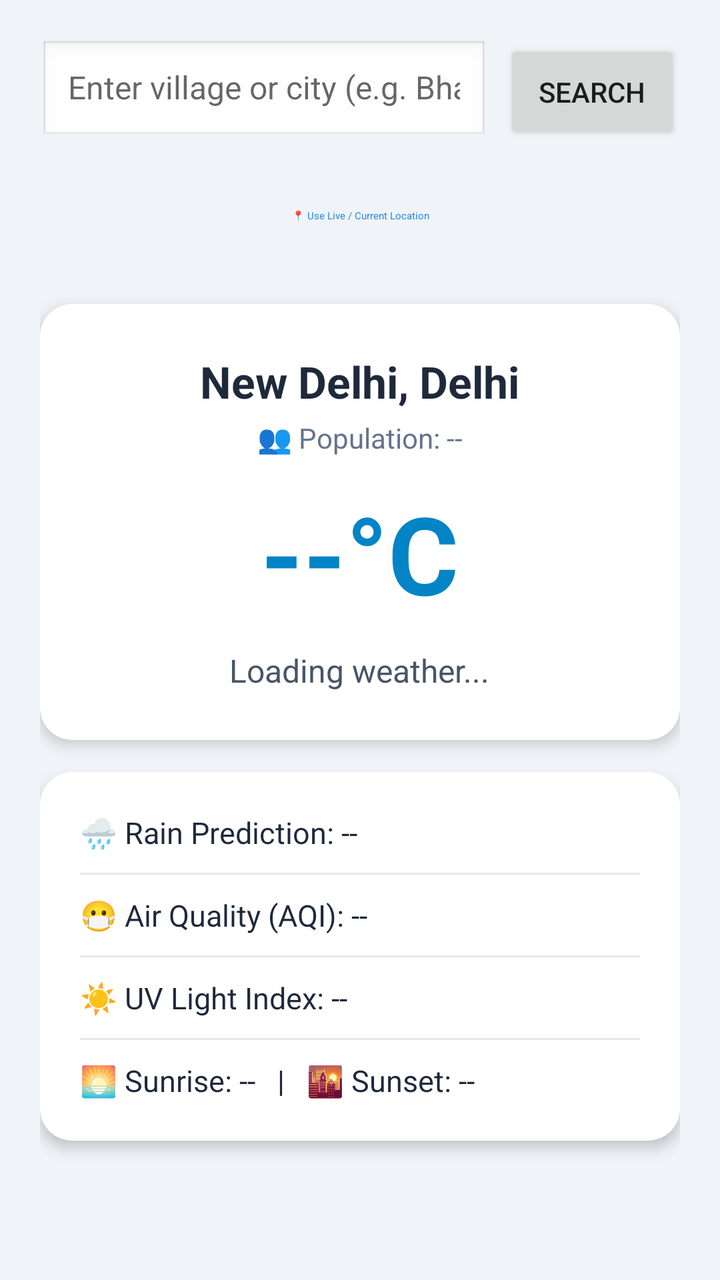
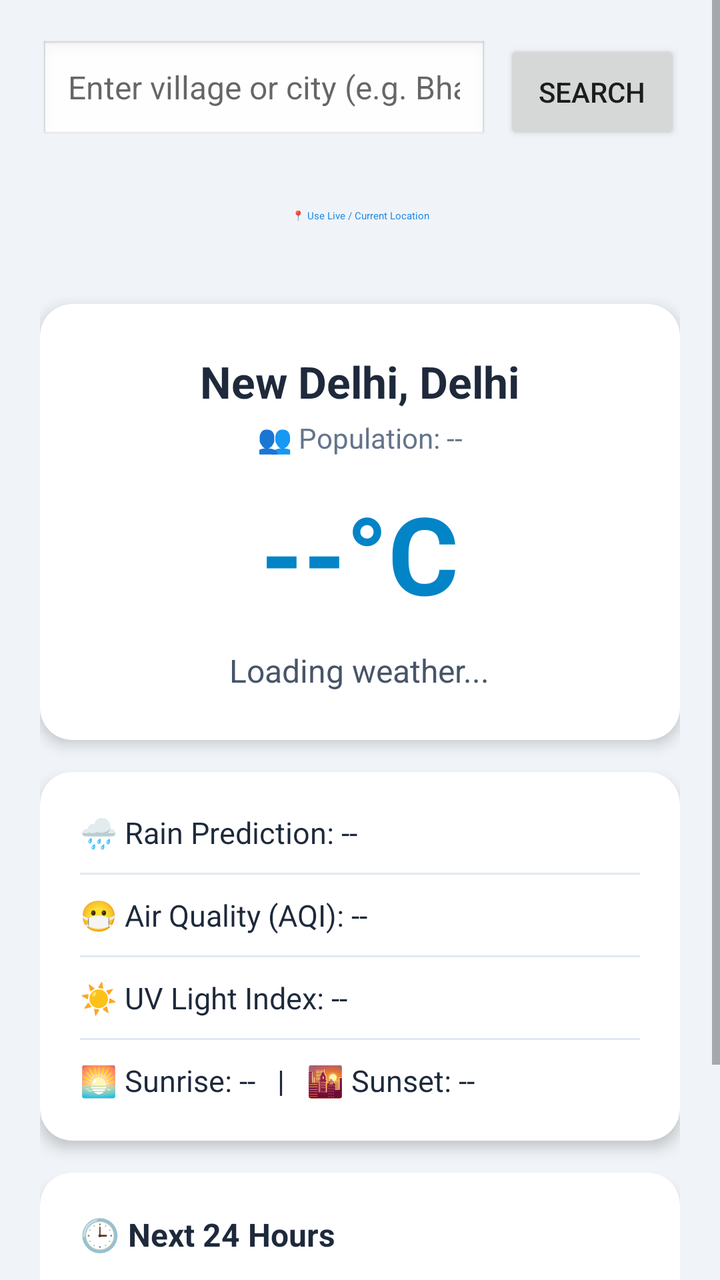

Two renders of the same Android screen: before a commit and after it. Below are the layout's source before the change and the commit's diff.
<!-- AndroidManifest.xml: activity theme Theme.IndiaVillageWeather -->
<!-- res/layout/activity_main.xml -->
<?xml version="1.0" encoding="utf-8"?>
<ScrollView xmlns:android="http://schemas.android.com/apk/res/android"
    xmlns:app="http://schemas.android.com/apk/res-auto"
    xmlns:tools="http://schemas.android.com/tools"
    android:layout_width="match_parent"
    android:layout_height="match_parent"
    android:background="#F0F4F8"
    android:fillViewport="true"
    tools:context=".MainActivity">

    <androidx.constraintlayout.widget.ConstraintLayout
        android:layout_width="match_parent"
        android:layout_height="wrap_content"
        android:padding="20dp">

        
        <EditText
            android:id="@+id/etSearch"
            android:layout_width="0dp"
            android:layout_height="52dp"
            android:layout_marginEnd="8dp"
            android:background="@android:drawable/edit_text"
            android:hint="Enter village or city (e.g. Bhanda)"
            android:imeOptions="actionSearch"
            android:inputType="textCapWords"
            android:paddingHorizontal="14dp"
            android:textSize="16sp"
            app:layout_constraintEnd_toStartOf="@+id/btnSearch"
            app:layout_constraintStart_toStartOf="parent"
            app:layout_constraintTop_toTopOf="parent" />

        
        <Button
            android:id="@+id/btnSearch"
            android:layout_width="wrap_content"
            android:layout_height="52dp"
            android:text="Search"
            app:layout_constraintEnd_toEndOf="parent"
            app:layout_constraintTop_toTopOf="parent" />

        
        <Button
            android:id="@+id/btnLocation"
            style="@style/Widget.MaterialComponents.Button.OutlinedButton"
            android:layout_width="0dp"
            android:layout_height="48dp"
            android:layout_marginTop="12dp"
            android:text="📍 Use Live / Current Location"
            app:layout_constraintEnd_toEndOf="parent"
            app:layout_constraintStart_toStartOf="parent"
            app:layout_constraintTop_toBottomOf="@+id/etSearch" />

        
        <androidx.cardview.widget.CardView
            android:id="@+id/cardWeather"
            android:layout_width="0dp"
            android:layout_height="wrap_content"
            android:layout_marginTop="20dp"
            app:cardBackgroundColor="#FFFFFF"
            app:cardCornerRadius="16dp"
            app:cardElevation="4dp"
            app:layout_constraintEnd_toEndOf="parent"
            app:layout_constraintStart_toStartOf="parent"
            app:layout_constraintTop_toBottomOf="@+id/btnLocation">

            <LinearLayout
                android:layout_width="match_parent"
                android:layout_height="wrap_content"
                android:gravity="center"
                android:orientation="vertical"
                android:padding="24dp">

                <TextView
                    android:id="@+id/tvLocation"
                    android:layout_width="wrap_content"
                    android:layout_height="wrap_content"
                    android:gravity="center"
                    android:text="New Delhi, Delhi"
                    android:textColor="#1E293B"
                    android:textSize="22sp"
                    android:textStyle="bold" />

                <TextView
                    android:id="@+id/tvPopulation"
                    android:layout_width="wrap_content"
                    android:layout_height="wrap_content"
                    android:layout_marginTop="4dp"
                    android:text="👥 Population: --"
                    android:textColor="#64748B"
                    android:textSize="14sp" />

                <TextView
                    android:id="@+id/tvTemperature"
                    android:layout_width="wrap_content"
                    android:layout_height="wrap_content"
                    android:layout_marginTop="12dp"
                    android:text="--°C"
                    android:textColor="#0284C7"
                    android:textSize="54sp"
                    android:textStyle="bold" />

                <TextView
                    android:id="@+id/tvWeather"
                    android:layout_width="wrap_content"
                    android:layout_height="wrap_content"
                    android:layout_marginTop="12dp"
                    android:gravity="center"
                    android:lineSpacingExtra="6dp"
                    android:text="Loading weather..."
                    android:textColor="#475569"
                    android:textSize="16sp" />
            </LinearLayout>
        </androidx.cardview.widget.CardView>

        
        <androidx.cardview.widget.CardView
            android:id="@+id/cardDetails"
            android:layout_width="0dp"
            android:layout_height="wrap_content"
            android:layout_marginTop="16dp"
            app:cardBackgroundColor="#FFFFFF"
            app:cardCornerRadius="16dp"
            app:cardElevation="4dp"
            app:layout_constraintEnd_toEndOf="parent"
            app:layout_constraintStart_toStartOf="parent"
            app:layout_constraintTop_toBottomOf="@+id/cardWeather">

            <LinearLayout
                android:layout_width="match_parent"
                android:layout_height="wrap_content"
                android:orientation="vertical"
                android:padding="20dp">

                <TextView
                    android:id="@+id/tvRainPrediction"
                    android:layout_width="match_parent"
                    android:layout_height="wrap_content"
                    android:text="🌧️ Rain Prediction: --"
                    android:textColor="#1E293B"
                    android:textSize="15sp" />

                <View
                    android:layout_width="match_parent"
                    android:layout_height="1dp"
                    android:layout_marginVertical="10dp"
                    android:background="#E2E8F0" />

                <TextView
                    android:id="@+id/tvAqi"
                    android:layout_width="match_parent"
                    android:layout_height="wrap_content"
                    android:text="😷 Air Quality (AQI): --"
                    android:textColor="#1E293B"
                    android:textSize="15sp" />

                <View
                    android:layout_width="match_parent"
                    android:layout_height="1dp"
                    android:layout_marginVertical="10dp"
                    android:background="#E2E8F0" />

                <TextView
                    android:id="@+id/tvUvIndex"
                    android:layout_width="match_parent"
                    android:layout_height="wrap_content"
                    android:text="☀️ UV Light Index: --"
                    android:textColor="#1E293B"
                    android:textSize="15sp" />

                <View
                    android:layout_width="match_parent"
                    android:layout_height="1dp"
                    android:layout_marginVertical="10dp"
                    android:background="#E2E8F0" />

                <TextView
                    android:id="@+id/tvSunTimes"
                    android:layout_width="match_parent"
                    android:layout_height="wrap_content"
                    android:text="🌅 Sunrise: --   |   🌇 Sunset: --"
                    android:textColor="#1E293B"
                    android:textSize="15sp" />
            </LinearLayout>
        </androidx.cardview.widget.CardView>

        
        <ProgressBar
            android:id="@+id/progressBar"
            android:layout_width="wrap_content"
            android:layout_height="wrap_content"
            android:layout_marginTop="16dp"
            android:visibility="gone"
            app:layout_constraintEnd_toEndOf="parent"
            app:layout_constraintStart_toStartOf="parent"
            app:layout_constraintTop_toBottomOf="@+id/cardDetails" />

    </androidx.constraintlayout.widget.ConstraintLayout>
</ScrollView>
<!-- resources referenced by this layout -->
<resources>
  <style name="Theme.IndiaVillageWeather" parent="Theme.AppCompat.Light.DarkActionBar">
          <item name="colorPrimary">#1E88E5</item>
          <item name="colorPrimaryDark">#1565C0</item>
          <item name="colorAccent">#00ACC1</item>
      </style>
</resources>

<!-- the commit's change to res/layout/activity_main.xml (unified diff, before → after) -->
@@ -184,6 +184,84 @@
         </androidx.cardview.widget.CardView>
 
         
+        <androidx.cardview.widget.CardView
+            android:id="@+id/cardHourly"
+            android:layout_width="0dp"
+            android:layout_height="wrap_content"
+            android:layout_marginTop="16dp"
+            app:cardBackgroundColor="#FFFFFF"
+            app:cardCornerRadius="16dp"
+            app:cardElevation="4dp"
+            app:layout_constraintEnd_toEndOf="parent"
+            app:layout_constraintStart_toStartOf="parent"
+            app:layout_constraintTop_toBottomOf="@+id/cardDetails">
+
+            <LinearLayout
+                android:layout_width="match_parent"
+                android:layout_height="wrap_content"
+                android:orientation="vertical"
+                android:padding="20dp">
+
+                <TextView
+                    android:layout_width="wrap_content"
+                    android:layout_height="wrap_content"
+                    android:text="🕒 Next 24 Hours"
+                    android:textColor="#1E293B"
+                    android:textSize="16sp"
+                    android:textStyle="bold" />
+
+                <HorizontalScrollView
+                    android:layout_width="match_parent"
+                    android:layout_height="wrap_content"
+                    android:layout_marginTop="12dp"
+                    android:scrollbars="none">
+
+                    <LinearLayout
+                        android:id="@+id/layoutHourlyContainer"
+                        android:layout_width="wrap_content"
+                        android:layout_height="wrap_content"
+                        android:orientation="horizontal" />
+                </HorizontalScrollView>
+            </LinearLayout>
+        </androidx.cardview.widget.CardView>
+
+        
+        <androidx.cardview.widget.CardView
+            android:id="@+id/cardDaily"
+            android:layout_width="0dp"
+            android:layout_height="wrap_content"
+            android:layout_marginTop="16dp"
+            app:cardBackgroundColor="#FFFFFF"
+            app:cardCornerRadius="16dp"
+            app:cardElevation="4dp"
+            app:layout_constraintEnd_toEndOf="parent"
+            app:layout_constraintStart_toStartOf="parent"
+            app:layout_constraintTop_toBottomOf="@+id/cardHourly">
+
+            <LinearLayout
+                android:layout_width="match_parent"
+                android:layout_height="wrap_content"
+                android:orientation="vertical"
+                android:padding="20dp">
+
+                <TextView
+                    android:layout_width="wrap_content"
+                    android:layout_height="wrap_content"
+                    android:text="📅 7-Day Forecast"
+                    android:textColor="#1E293B"
+                    android:textSize="16sp"
+                    android:textStyle="bold" />
+
+                <LinearLayout
+                    android:id="@+id/layoutDailyContainer"
+                    android:layout_width="match_parent"
+                    android:layout_height="wrap_content"
+                    android:layout_marginTop="12dp"
+                    android:orientation="vertical" />
+            </LinearLayout>
+        </androidx.cardview.widget.CardView>
+
+        
         <ProgressBar
             android:id="@+id/progressBar"
             android:layout_width="wrap_content"
@@ -192,7 +270,7 @@
             android:visibility="gone"
             app:layout_constraintEnd_toEndOf="parent"
             app:layout_constraintStart_toStartOf="parent"
-            app:layout_constraintTop_toBottomOf="@+id/cardDetails" />
+            app:layout_constraintTop_toBottomOf="@+id/cardDaily" />
 
     </androidx.constraintlayout.widget.ConstraintLayout>
 </ScrollView>
